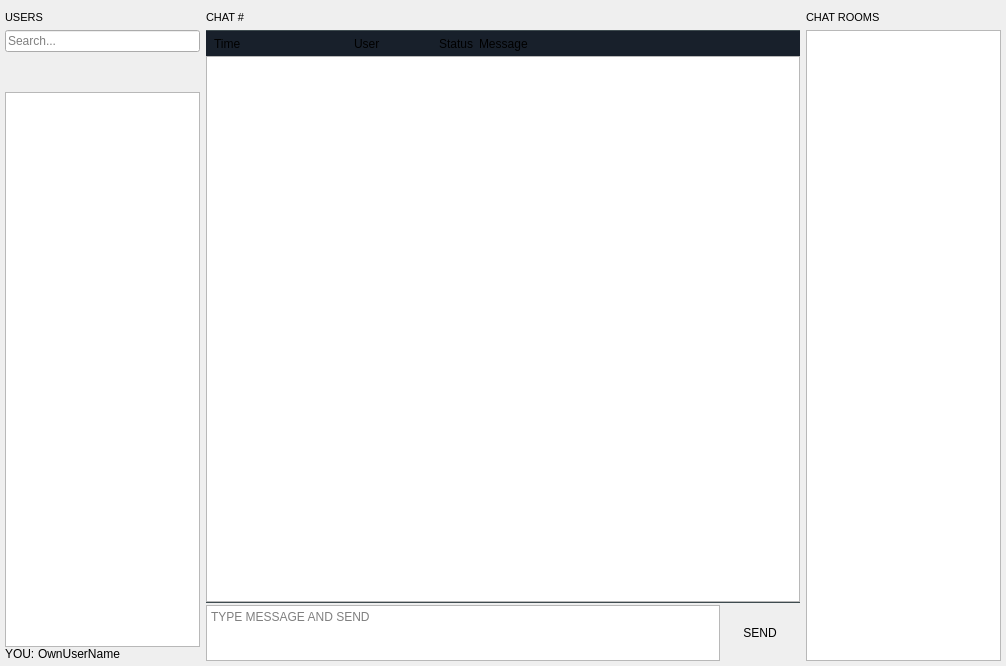
The window that BlockSettleUILib/ChatWidget.ui (BlockSettle/terminal) describes before a commit, drawn with Qt 5.
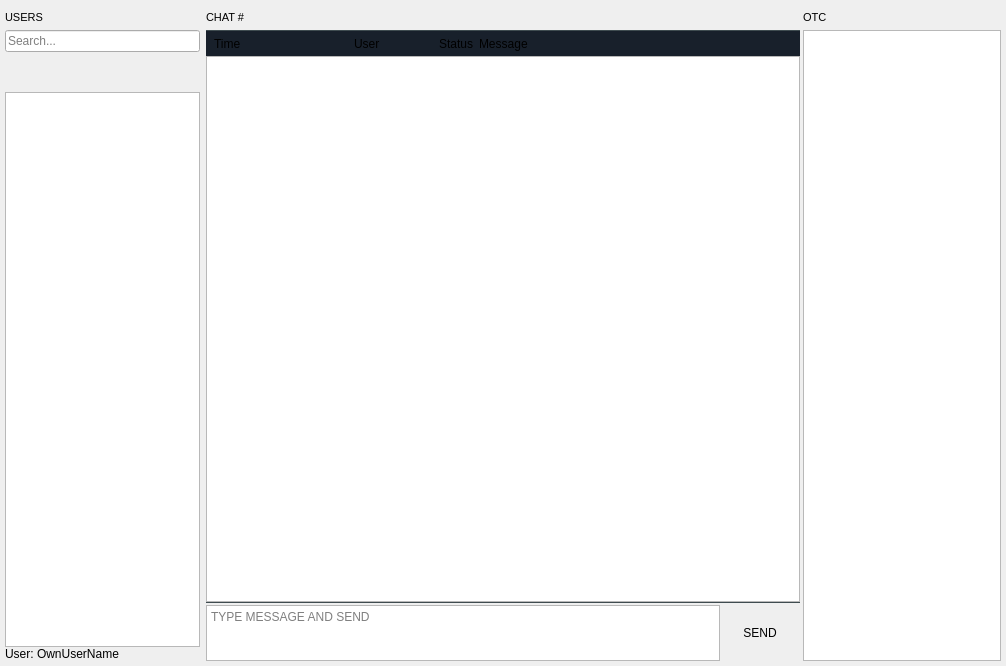
The same window after the commit. Custom widgets are drawn as their Qt base class.

Commit message:
Fix general chat ui
-Rename Chat Rooms on right hand side "OTC"
- Rename "YOU:" to "User:"
- Fix width of bar on right-hand side of the chat as it differs from the left-hand side width
- Make the hyperlinks our clean light blue, not the dark blue which is harder to read

Patch:
```diff
--- a/BlockSettleUILib/ChatWidget.ui
+++ b/BlockSettleUILib/ChatWidget.ui
@@ -233,7 +233,7 @@
                </sizepolicy>
               </property>
               <property name="text">
-               <string>YOU: </string>
+               <string>User: </string>
               </property>
              </widget>
             </item>
@@ -576,7 +576,7 @@
            <number>0</number>
           </property>
           <property name="leftMargin">
-           <number>3</number>
+           <number>0</number>
           </property>
           <property name="topMargin">
            <number>0</number>
@@ -607,7 +607,7 @@
              </font>
             </property>
             <property name="text">
-             <string>CHAT ROOMS</string>
+             <string>OTC</string>
             </property>
             <property name="alignment">
              <set>Qt::AlignLeading|Qt::AlignLeft|Qt::AlignVCenter</set>
```
The commit also changes 1 other file.
